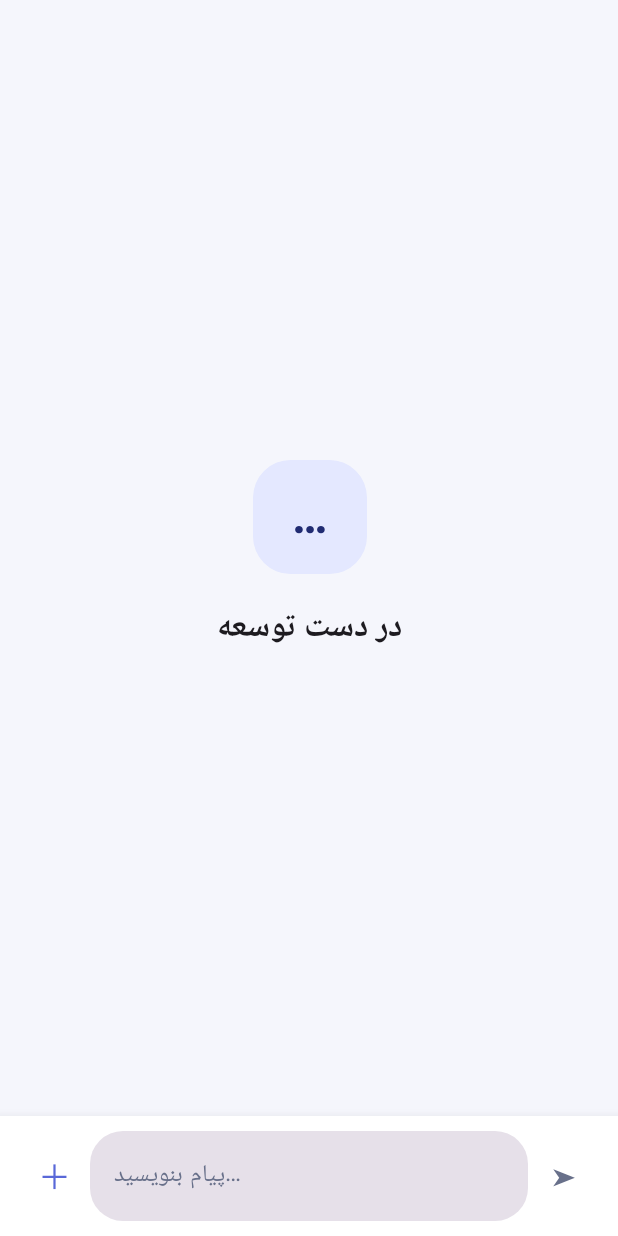
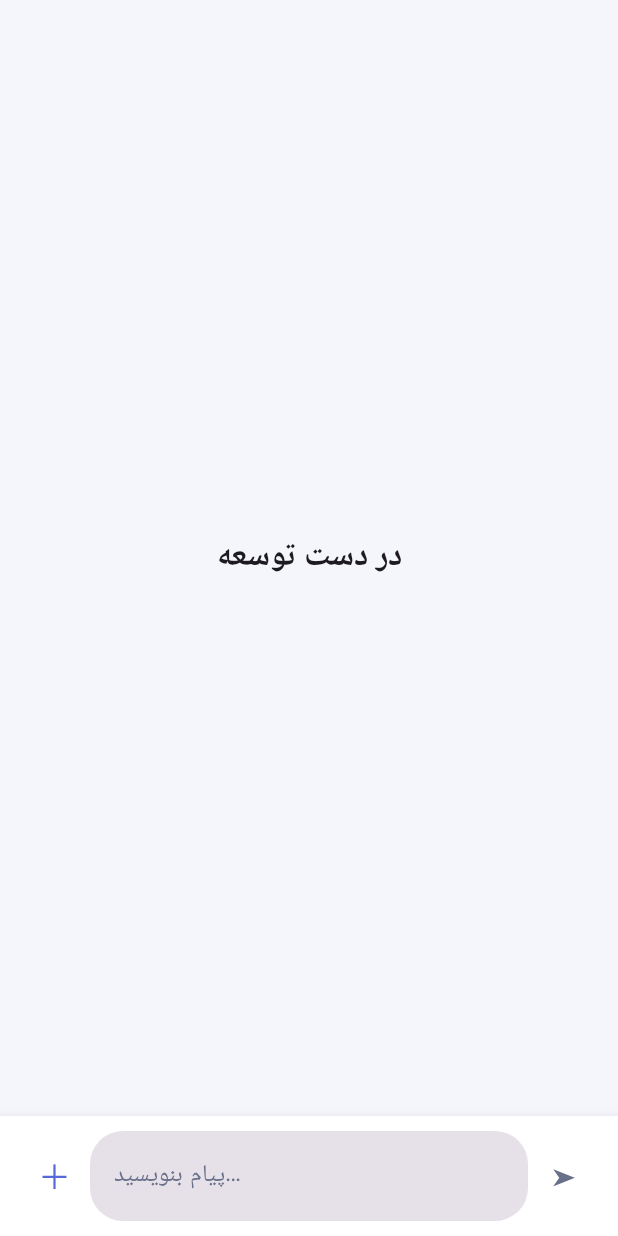
Before and after one commit to TheVrisky/irtax, an Android app built with Jetpack Compose: the composable SupportChatScreen shown on its own in the app's theme, on a phone screen of 412 x 824 dp. Run offline under Robolectric (Android 15) with nearby library versions, the phone set to English and light mode, and no system bars.

Commit message:
Simplify support screen center placeholder

```diff
--- a/app/src/main/java/tax/app/mehdighobadi/ui/support/SupportFragment.kt
+++ b/app/src/main/java/tax/app/mehdighobadi/ui/support/SupportFragment.kt
@@ -69,19 +69,8 @@ private fun SupportChatScreen() {
                 modifier = Modifier.fillMaxSize().padding(padding).padding(24.dp),
                 contentAlignment = Alignment.Center
             ) {
-                Column(horizontalAlignment = Alignment.CenterHorizontally) {
-                    Box(
-                        modifier = Modifier.size(76.dp).clip(RoundedCornerShape(25.dp))
-                            .background(MaterialTheme.colorScheme.primaryContainer),
-                        contentAlignment = Alignment.Center
-                    ) {
-                        Text("…", color = MaterialTheme.colorScheme.onPrimaryContainer,
-                            style = MaterialTheme.typography.headlineLarge, fontWeight = FontWeight.Bold)
-                    }
-                    Spacer(Modifier.height(18.dp))
-                    Text("در دست توسعه", style = MaterialTheme.typography.titleLarge,
-                        fontWeight = FontWeight.Bold, color = MaterialTheme.colorScheme.onBackground)
-                }
+                Text("در دست توسعه", style = MaterialTheme.typography.titleLarge,
+                    fontWeight = FontWeight.Bold, color = MaterialTheme.colorScheme.onBackground)
             }
         }
     }
```
